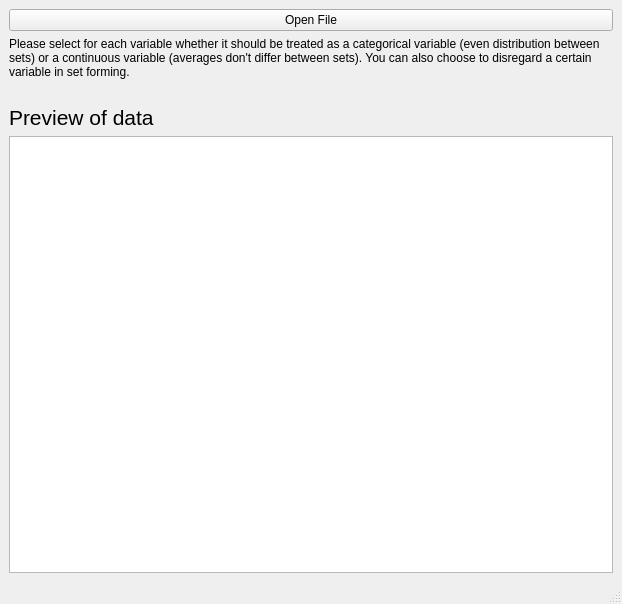
doerte/Discuit-old, file interface/MainWindow.ui: the form before one commit.
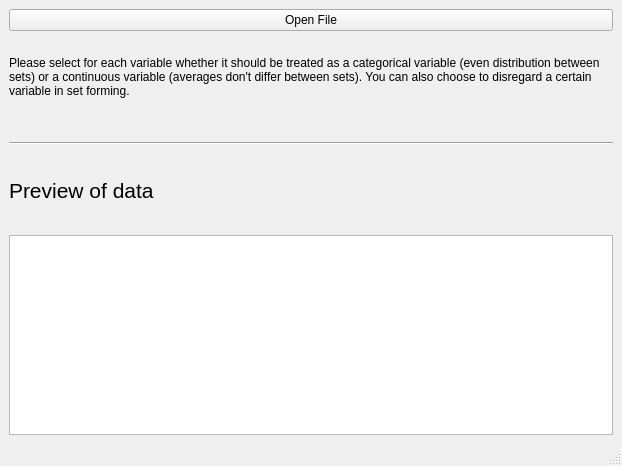
The form after the commit.

Commit message: add combo box in gridLayout for each column

```diff
--- a/interface/MainWindow.ui
+++ b/interface/MainWindow.ui
@@ -7,7 +7,7 @@
     <x>0</x>
     <y>0</y>
     <width>622</width>
-    <height>604</height>
+    <height>466</height>
    </rect>
   </property>
   <property name="windowTitle">
@@ -33,6 +33,9 @@
     </item>
     <item>
      <widget class="QLabel" name="label_2">
+      <property name="enabled">
+       <bool>true</bool>
+      </property>
       <property name="text">
        <string>Please select for each variable whether it should be treated as a categorical variable (even distribution between sets) or a continuous variable (averages don't differ between sets). You can also choose to disregard a certain variable in set forming.</string>
       </property>
@@ -60,6 +63,13 @@
       </property>
      </spacer>
     </item>
+    <item>
+     <widget class="Line" name="line">
+      <property name="orientation">
+       <enum>Qt::Horizontal</enum>
+      </property>
+     </widget>
+    </item>
     <item>
      <widget class="QLabel" name="label">
       <property name="font">
@@ -73,7 +83,17 @@
      </widget>
     </item>
     <item>
-     <widget class="QTableView" name="tableView"/>
+     <widget class="QTableView" name="tableView">
+      <property name="enabled">
+       <bool>true</bool>
+      </property>
+      <property name="maximumSize">
+       <size>
+        <width>16777215</width>
+        <height>200</height>
+       </size>
+      </property>
+     </widget>
     </item>
    </layout>
   </widget>
```
Left out of the diff: 2 changed lines with no effect on the pictures. The commit also changes 2 other files.
